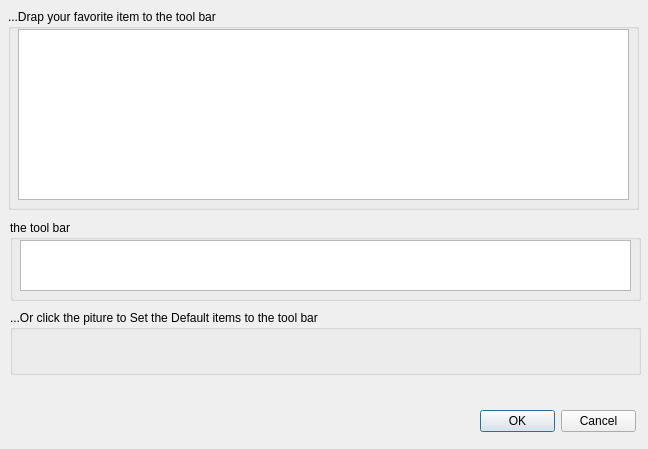
Before: the Qt Designer form managefile/customtooldialog.ui in MrMattMunro/filesearch, drawn with Qt 5.
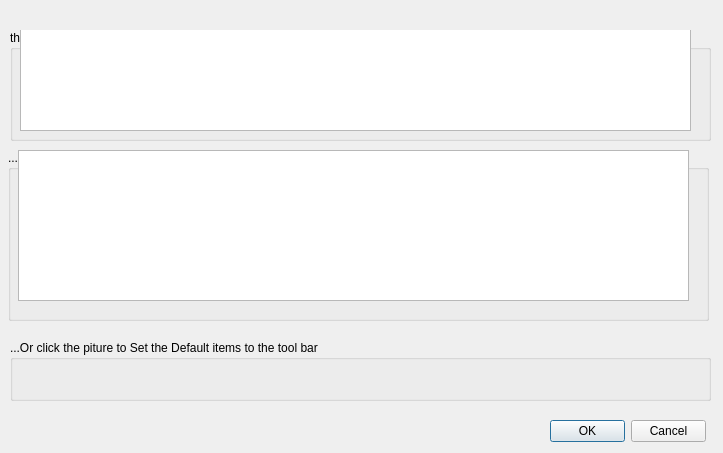
After: the same form once the commit is applied. Custom widgets are drawn as their Qt base class.

```diff
--- a/managefile/customtooldialog.ui
+++ b/managefile/customtooldialog.ui
@@ -6,8 +6,8 @@
    <rect>
     <x>0</x>
     <y>0</y>
-    <width>648</width>
-    <height>449</height>
+    <width>723</width>
+    <height>453</height>
    </rect>
   </property>
   <property name="windowTitle">
@@ -17,15 +17,15 @@
    <property name="geometry">
     <rect>
      <x>8</x>
-     <y>9</y>
-     <width>631</width>
-     <height>201</height>
+     <y>150</y>
+     <width>701</width>
+     <height>171</height>
     </rect>
    </property>
    <property name="minimumSize">
     <size>
      <width>0</width>
-     <height>30</height>
+     <height>0</height>
     </size>
    </property>
    <property name="maximumSize">
@@ -41,9 +41,9 @@
     <property name="geometry">
      <rect>
       <x>10</x>
-      <y>20</y>
-      <width>611</width>
-      <height>171</height>
+      <y>0</y>
+      <width>671</width>
+      <height>151</height>
      </rect>
     </property>
    </widget>
@@ -52,9 +52,9 @@
    <property name="geometry">
     <rect>
      <x>10</x>
-     <y>310</y>
-     <width>631</width>
-     <height>65</height>
+     <y>340</y>
+     <width>701</width>
+     <height>61</height>
     </rect>
    </property>
    <property name="maximumSize">
@@ -69,9 +69,9 @@
    <widget class="QLabel" name="defaultTool">
     <property name="geometry">
      <rect>
-      <x>30</x>
+      <x>10</x>
       <y>20</y>
-      <width>561</width>
+      <width>591</width>
       <height>41</height>
      </rect>
     </property>
@@ -83,8 +83,8 @@
   <widget class="QDialogButtonBox" name="buttonBox">
    <property name="geometry">
     <rect>
-     <x>480</x>
-     <y>410</y>
+     <x>550</x>
+     <y>420</y>
      <width>156</width>
      <height>23</height>
     </rect>
@@ -103,11 +103,23 @@
    <property name="geometry">
     <rect>
      <x>10</x>
-     <y>220</y>
-     <width>631</width>
-     <height>81</height>
+     <y>30</y>
+     <width>701</width>
+     <height>111</height>
     </rect>
    </property>
+   <property name="sizePolicy">
+    <sizepolicy hsizetype="Preferred" vsizetype="Preferred">
+     <horstretch>0</horstretch>
+     <verstretch>0</verstretch>
+    </sizepolicy>
+   </property>
+   <property name="minimumSize">
+    <size>
+     <width>0</width>
+     <height>0</height>
+    </size>
+   </property>
    <property name="acceptDrops">
     <bool>false</bool>
    </property>
@@ -118,11 +130,23 @@
     <property name="geometry">
      <rect>
       <x>10</x>
-      <y>20</y>
-      <width>611</width>
-      <height>51</height>
+      <y>-10</y>
+      <width>671</width>
+      <height>111</height>
      </rect>
     </property>
+    <property name="sizePolicy">
+     <sizepolicy hsizetype="Expanding" vsizetype="Expanding">
+      <horstretch>0</horstretch>
+      <verstretch>0</verstretch>
+     </sizepolicy>
+    </property>
+    <property name="minimumSize">
+     <size>
+      <width>0</width>
+      <height>0</height>
+     </size>
+    </property>
    </widget>
   </widget>
  </widget>
```
